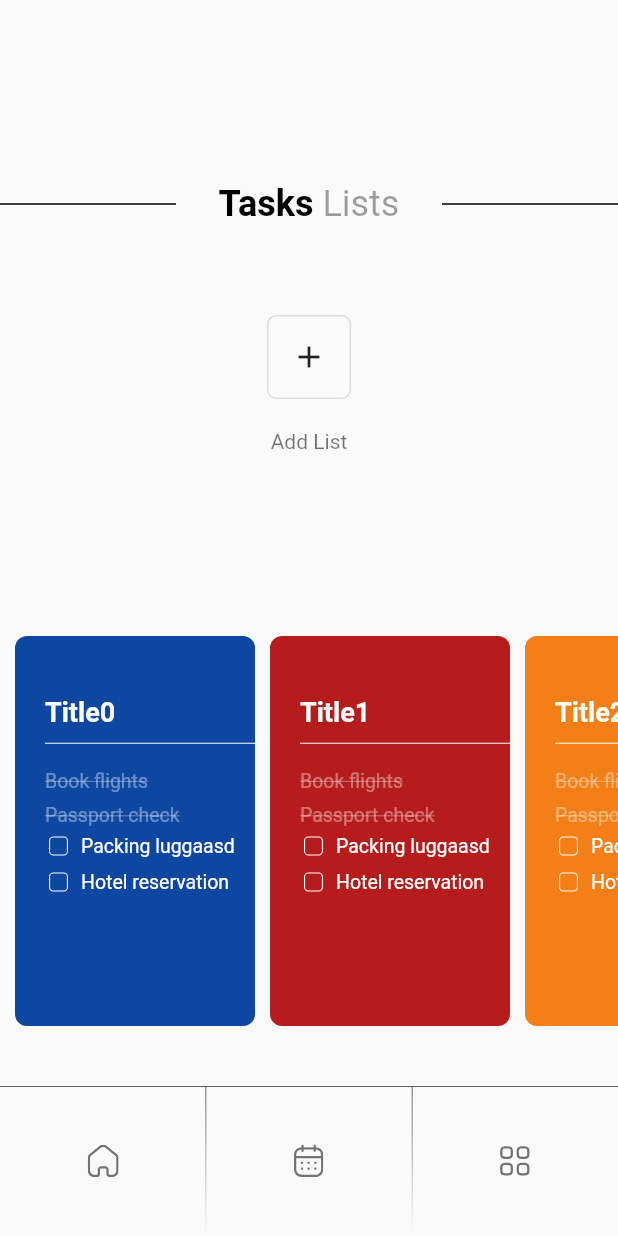
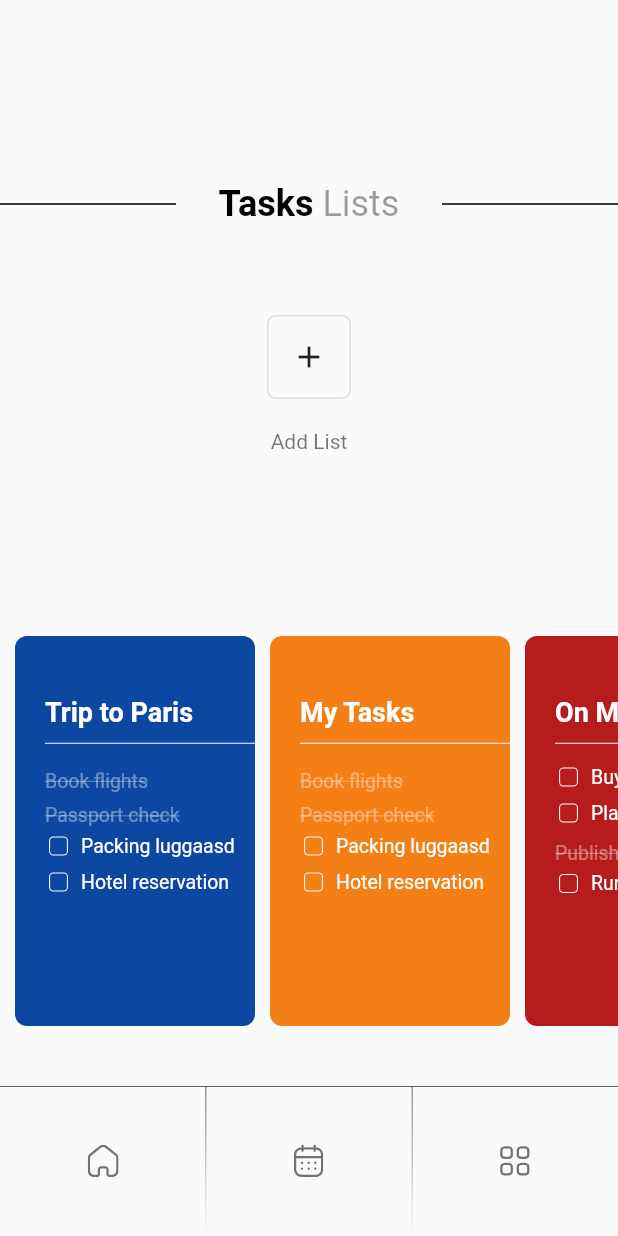
Before and after one commit to cmrnrbs/flutter_todo_app, a Flutter app: the screen it shows after launch, on a phone screen of 412 x 824 dp. Run offline on Flutter 3.47's test engine with Material 2 defaults, Android fonts, the phone set to English and light mode, and no system bars; our stand-ins replace flutter_svg.

Commit message:
görsel değişiklikler içerir

```diff
--- a/lib/main.dart
+++ b/lib/main.dart
@@ -26,28 +26,105 @@ class _HomeScreenState extends State<HomeScreen> {
   void initState() {
     // TODO: implement initState
 
-    for (var i = 0; i < 3; i++) {
-      Color itemColor = i == 0
-          ? Colors.blue.shade900
-          : (i == 1)
-              ? Colors.red.shade900
-              : Colors.yellow.shade900;
-
     todoItems.add(Todo(
-          title: 'Title' + i.toString(),
-          itemColor: itemColor,
+        title: 'Trip to Paris',
+        itemColor: Colors.blue.shade900,
         todoHeroTag: TodoHeroTag(
-              containerHeroTag: 'test',
+            containerHeroTag: 'todo',
             titleHeroTag: 'title',
             itemHeroTag: 'item'),
         todoSubItem: [
-            TodoSubItem(todoType: TodoType.isCompleted, title: 'Book flights'),
           TodoSubItem(
-                todoType: TodoType.isCompleted, title: 'Passport check'),
-            TodoSubItem(todoType: TodoType.isReady, title: 'Packing luggaasd'),
-            TodoSubItem(todoType: TodoType.isReady, title: 'Hotel reservation'),
+            todoType: TodoType.isCompleted,
+            title: 'Book flights',
+            createdDate: "Mon, Apr 30",
+          ),
+          TodoSubItem(
+            todoType: TodoType.isCompleted,
+            title: 'Passport check',
+            createdDate: "Mon, Apr 30",
+          ),
+          TodoSubItem(
+            todoType: TodoType.isReady,
+            title: 'Packing luggaasd',
+            createdDate: "Mon, Apr 30",
+          ),
+          TodoSubItem(
+            todoType: TodoType.isReady,
+            title: 'Hotel reservation',
+            createdDate: "Mon, Apr 30",
+          ),
         ]));
-    }
+
+    todoItems.add(Todo(
+        title: 'My Tasks',
+        itemColor: Colors.yellow.shade900,
+        todoHeroTag: TodoHeroTag(
+            containerHeroTag: 'todo',
+            titleHeroTag: 'title',
+            itemHeroTag: 'item'),
+        todoSubItem: [
+          TodoSubItem(
+            todoType: TodoType.isCompleted,
+            title: 'Book flights',
+            createdDate: "Mon, Apr 30",
+          ),
+          TodoSubItem(
+            todoType: TodoType.isCompleted,
+            title: 'Passport check',
+            createdDate: "Mon, Apr 30",
+          ),
+          TodoSubItem(
+            todoType: TodoType.isReady,
+            title: 'Packing luggaasd',
+            createdDate: "Mon, Apr 30",
+          ),
+          TodoSubItem(
+            todoType: TodoType.isReady,
+            title: 'Hotel reservation',
+            createdDate: "Mon, Apr 30",
+          ),
+        ]));
+
+    todoItems.add(Todo(
+        title: 'On Monday',
+        itemColor: Colors.red.shade900,
+        todoHeroTag: TodoHeroTag(
+            containerHeroTag: 'todo',
+            titleHeroTag: 'title',
+            itemHeroTag: 'item'),
+        todoSubItem: [
+          TodoSubItem(
+            todoType: TodoType.isReady,
+            title: 'Buy milk',
+            createdDate: "Mon, Apr 30",
+          ),
+          TodoSubItem(
+            todoType: TodoType.isReady,
+            title: 'Plan weekend outing',
+            createdDate: "Mon, Apr 30",
+          ),
+          TodoSubItem(
+            todoType: TodoType.isCompleted,
+            title: 'Publish Friday blog post',
+            createdDate: "Mon, Apr 30",
+          ),
+          TodoSubItem(
+            todoType: TodoType.isReady,
+            title: 'Run 3 miles',
+            createdDate: "Mon, Apr 30",
+          ),
+          TodoSubItem(
+            todoType: TodoType.isCompleted,
+            title: 'Wash clothes',
+            createdDate: "Mon, Apr 30",
+          ),
+          TodoSubItem(
+            todoType: TodoType.isReady,
+            title: 'Update Database',
+            createdDate: "Mon, Apr 30",
+          ),
+        ]));
 
     super.initState();
   }
--- a/lib/models/todo.dart
+++ b/lib/models/todo.dart
@@ -17,12 +17,16 @@ class Todo {
 class TodoSubItem {
   TodoType todoType;
   String? title;
-  TodoSubItem({required this.todoType, this.title});
+  String createdDate;
+  TodoSubItem({required this.todoType, this.title, required this.createdDate});
 }
 
 class TodoHeroTag {
   String containerHeroTag;
   String titleHeroTag;
   String itemHeroTag;
-  TodoHeroTag({required this.containerHeroTag,required this.titleHeroTag, required this.itemHeroTag});
+  TodoHeroTag(
+      {required this.containerHeroTag,
+      required this.titleHeroTag,
+      required this.itemHeroTag});
 }
--- a/lib/todo_widget.dart
+++ b/lib/todo_widget.dart
@@ -134,7 +134,9 @@ class _TodoWidgetState extends State<TodoWidget> {
                                         const SizedBox(
                                           width: 6,
                                         ),
-                                        Text(
+                                        SizedBox(
+                                          width: 116,
+                                          child: Text(
                                             todoItem.todoSubItem != null
                                                 ? todoItem
                                                     .todoSubItem![index].title!
@@ -142,13 +144,19 @@ class _TodoWidgetState extends State<TodoWidget> {
                                             style: const TextStyle(
                                                 color: Colors.white,
                                                 fontSize: 13,
+                                                overflow:
+                                                    TextOverflow.ellipsis),
                                           ),
                                         )
                                       ],
                                     ),
                             );
                           },
-                          itemCount: widget
+                          itemCount: widget.todos[widget.itemIndex].todoSubItem!
+                                      .length >
+                                  4
+                              ? 4
+                              : widget
                                   .todos[widget.itemIndex].todoSubItem!.length,
                           shrinkWrap: true,
                           physics: const NeverScrollableScrollPhysics(),
```
Also changed, not shown: lib/todo_detail.dart (+19 -3 lines), lib/todo_page.dart (+40 -12 lines), assets/document.svg (added). Lines whose indentation alone changed are shown as unchanged.
